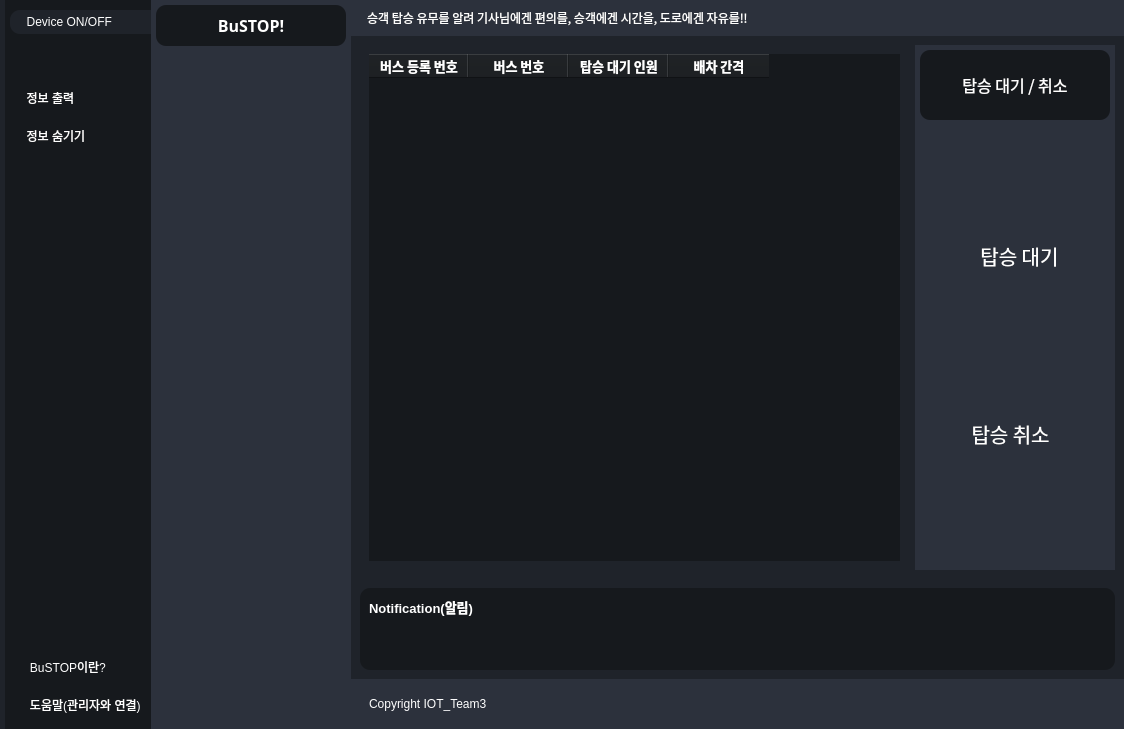
PKNU-IOT3/bustop_PyQT, file interface.ui: the form before one commit.
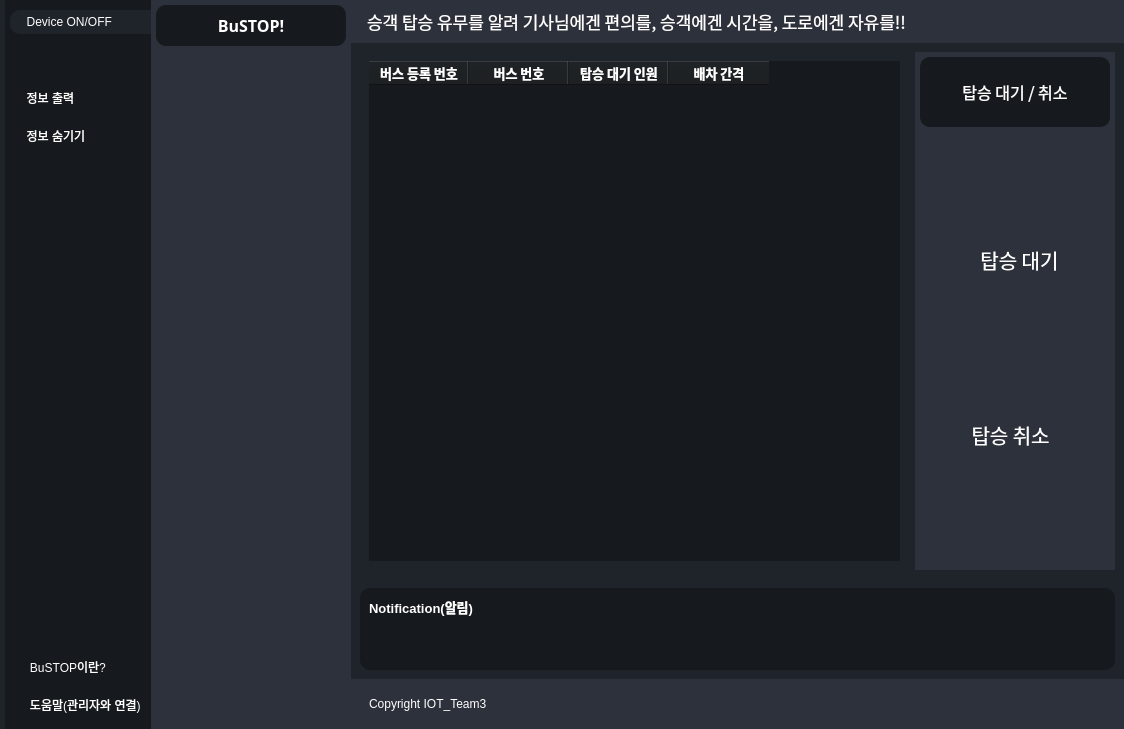
The form after the commit. Icons and pictures are not drawn.

Diff of the .ui file:
```diff
--- a/interface.ui
+++ b/interface.ui
@@ -570,7 +570,7 @@
                <property name="font">
                 <font>
                  <family>나눔고딕</family>
-                 <pointsize>9</pointsize>
+                 <pointsize>13</pointsize>
                  <weight>50</weight>
                  <bold>false</bold>
                 </font>
```
